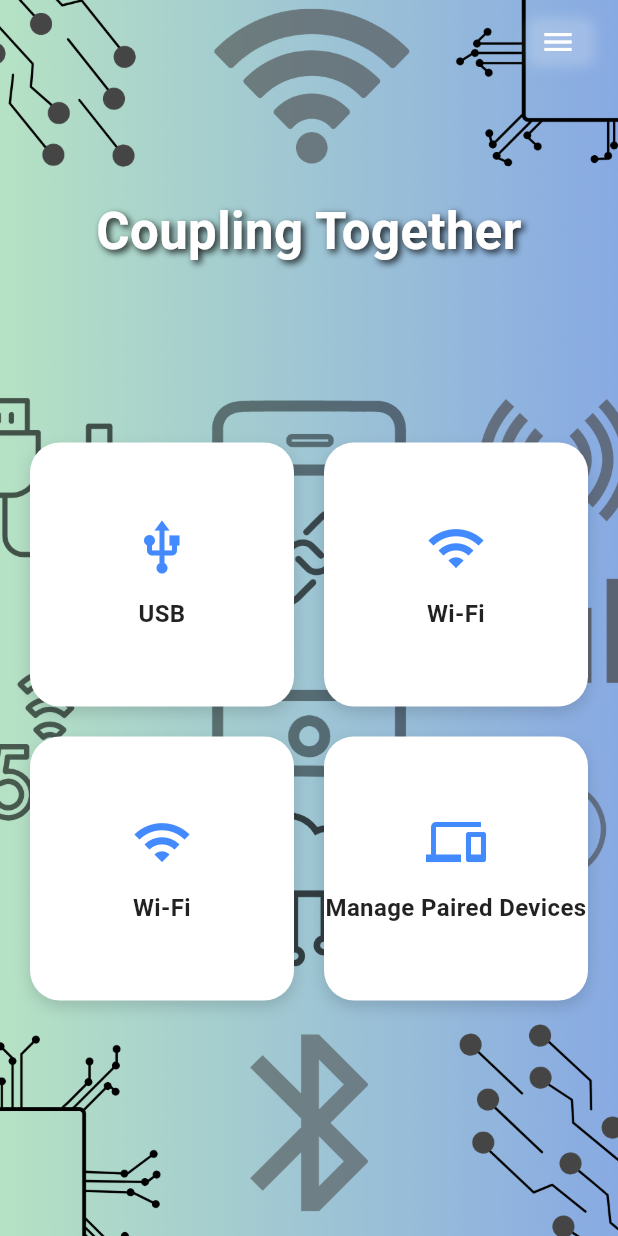
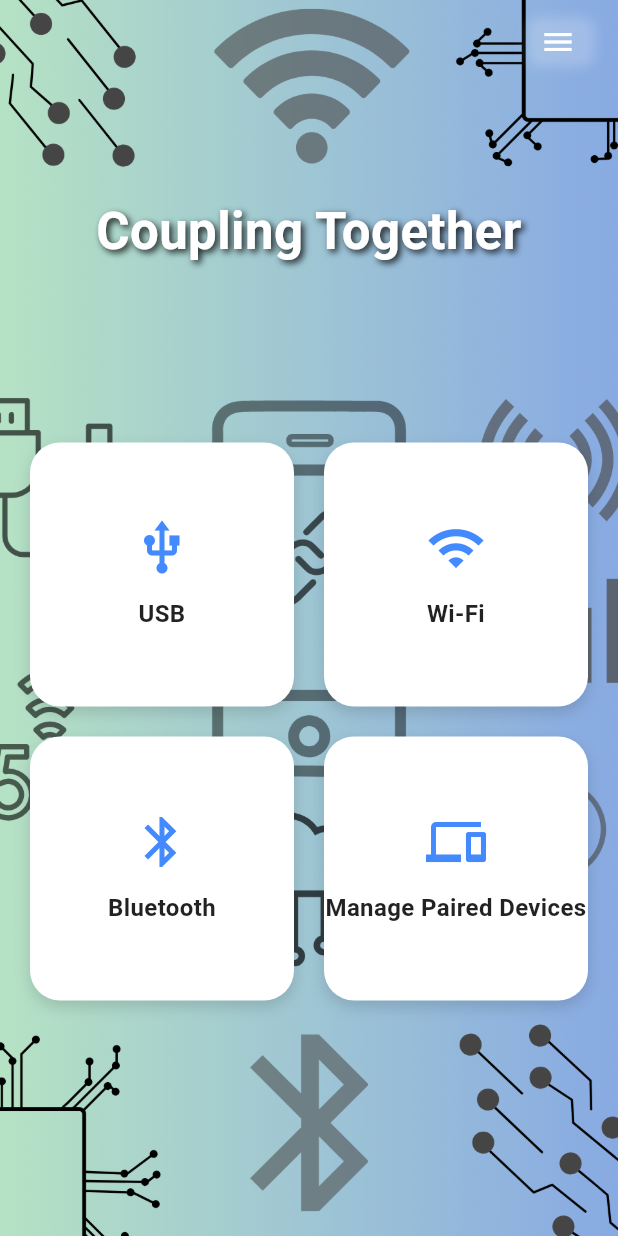
Before and after one commit to lokraj2004/Coupling-Together, a Flutter app: the HomePage screen opened directly, on a phone screen of 412 x 824 dp. Run offline on Flutter 3.47's test engine with Material 3 defaults, Android fonts, the phone set to English and light mode, and no system bars; our stand-ins replace cloud_firestore, firebase_core, firebase_database, lottie, shared_preferences; accounts and stored records are empty.

Commit message:
Fixed UI errors

```diff
--- a/lib/Homepage.dart
+++ b/lib/Homepage.dart
@@ -153,7 +153,7 @@ class _HomePageState extends State<HomePage> {
                     _buildCard(context, Icons.wifi, 'Wi-Fi', () {
                       _showDevelopmentSnackbar(context);
                     }),
-                    _buildCard(context, Icons.wifi, 'Wi-Fi', () {
+                    _buildCard(context, Icons.bluetooth, 'Bluetooth', () {
                       _showDevelopmentSnackbar(context);
                     }),
                     _buildCard(context, Icons.devices, 'Manage Paired Devices', () {
```
